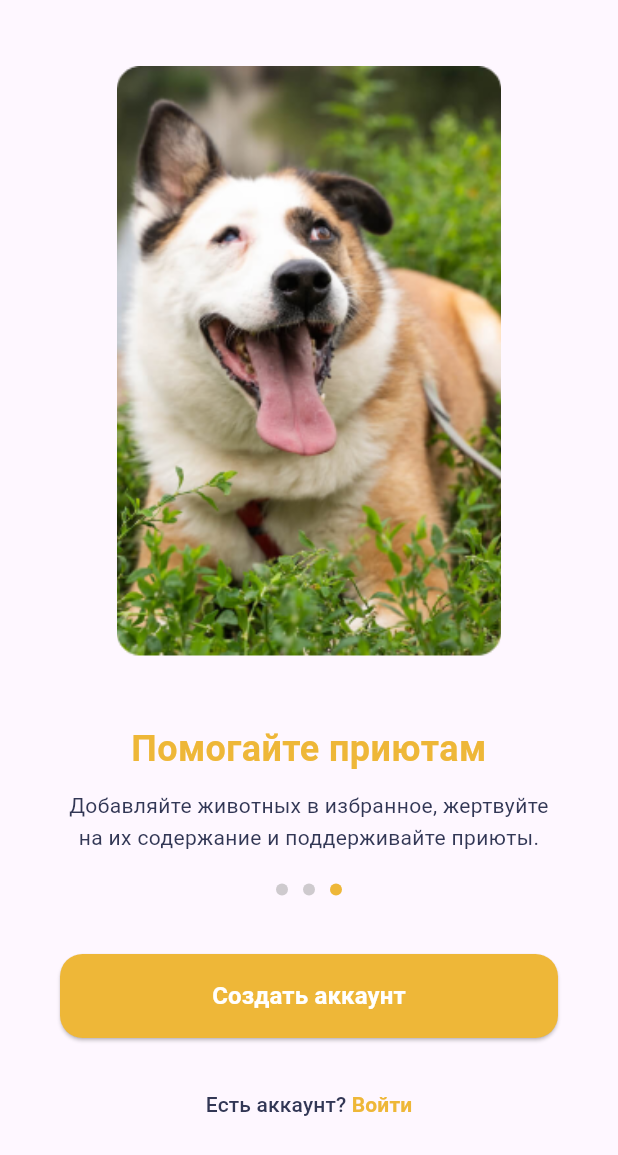
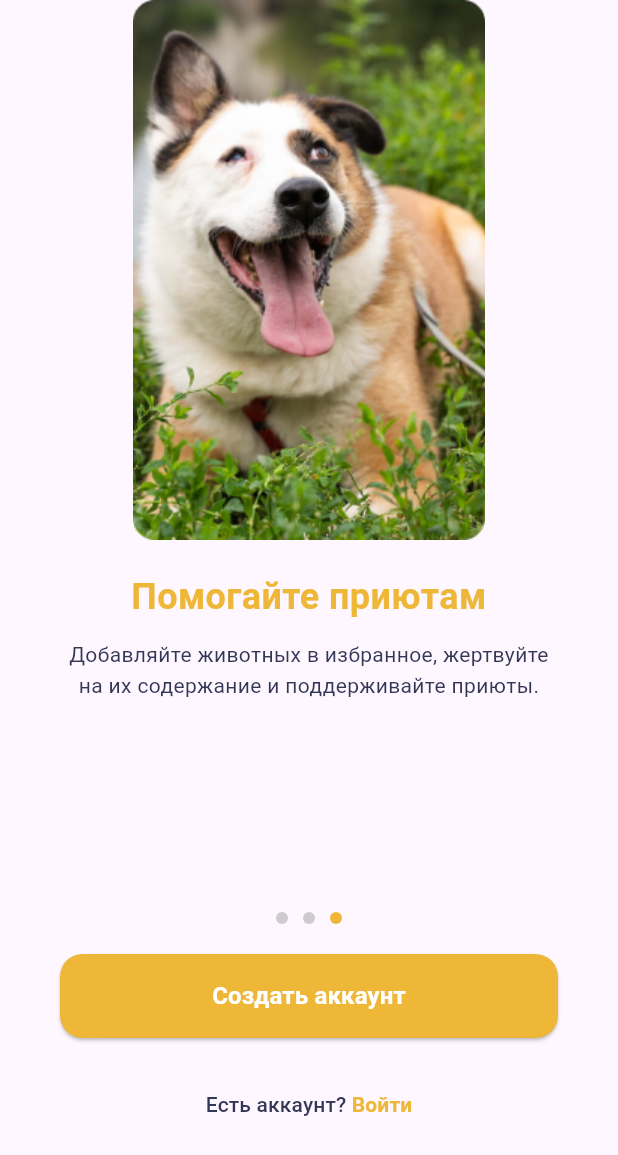
Before and after one commit to warja256/PawPick, a Flutter app: the screen it shows after launch, swiped to page 3, on a phone screen of 412 x 824 dp. Shown: the top 1155 px of the screen. Run offline on Flutter 3.47's test engine with Material 3 defaults, Android fonts, the phone set to English and light mode, and no system bars.

Commit message:
исправлен onboarding, разделён на 3 файла, исправлены отступы

```diff
--- a/lib/onboarding/onboarding.dart
+++ b/lib/onboarding/onboarding.dart
@@ -1,6 +1,9 @@
 import 'package:flutter/material.dart';
-import 'package:paw_pick/auth/sign_in.dart';
-import 'package:paw_pick/registration/registration_1.dart';
+import 'onboarding1.dart';
+import 'onboarding2.dart';
+import 'onboarding3.dart';
+import '../auth/sign_in.dart';
+import '../registration/registration_1.dart';
 
 class OnboardingScreen extends StatefulWidget {
   const OnboardingScreen({super.key});
@@ -10,28 +13,8 @@ class OnboardingScreen extends StatefulWidget {
 }
 
 class _OnboardingScreenState extends State<OnboardingScreen> {
-  // Индекс текущей страницы
   int currentPage = 0;
 
-  final List<String> titles = [
-    "Найдите своего питомца",
-    "Настройте поиск",
-    "Помогайте приютам"
-  ];
-
-  final List<String> bodies = [
-    "Листайте карточки и находите животных из приютов, которые ждут встречи с вами.",
-    "Выберите возраст, размер и другие параметры, чтобы быстрее найти идеального питомца.",
-    "Добавляйте животных в избранное, жертвуйте на их содержание и поддерживайте приюты."
-  ];
-
-  final List<String> images = [
-    'assets/dog1.png',
-    'assets/dog2.png',
-    'assets/dog3.png'
-  ];
-
-  // Контроллер для управления PageView
   final PageController _pageController = PageController();
 
   @override
@@ -39,91 +22,40 @@ class _OnboardingScreenState extends State<OnboardingScreen> {
     return Scaffold(
       body: SafeArea(
         child: GestureDetector(
-          // Detect horizontal drag
           onHorizontalDragUpdate: (details) {
-            if (details.primaryDelta! > 0) {
-              // Swipe right
-              if (currentPage > 0) {
+            if (details.primaryDelta! > 0 && currentPage > 0) {
               _pageController.previousPage(
                 duration: const Duration(milliseconds: 300),
                 curve: Curves.ease,
               );
-              }
-            } else if (details.primaryDelta! < 0) {
-              // Swipe left
-              if (currentPage < images.length - 1) {
+            } else if (details.primaryDelta! < 0 && currentPage < 2) {
               _pageController.nextPage(
                 duration: const Duration(milliseconds: 300),
                 curve: Curves.ease,
               );
             }
-            }
           },
           child: Column(
-            mainAxisAlignment: MainAxisAlignment.center,
             children: [
-              const Padding(padding: EdgeInsets.only(top: 44)),
               Expanded(
-                child: PageView.builder(
+                child: PageView(
                   controller: _pageController,
-                  itemCount: images.length,
                   onPageChanged: (index) {
                     setState(() {
                       currentPage = index;
                     });
                   },
-                  itemBuilder: (context, index) {
-                    return ClipRRect(
-                      borderRadius: BorderRadius.circular(15),
-                      child: SizedBox(
-                        height: 360,
-                        width: 235, // Фиксированная высота
-                        child: Image.asset(
-                          images[index],
-                          fit: BoxFit
-                              .contain, // Убедитесь, что изображение сохраняет пропорции
-                        ),
-                      ),
-                    );
-                  },
+                  children: const [
+                    Onboarding1(),
+                    Onboarding2(),
+                    Onboarding3(),
+                  ],
                 ),
               ),
               const SizedBox(height: 44),
-              Padding(
-                padding: const EdgeInsets.only(left: 0),
-                child: Column(
-                  children: [
-                    Text(
-                      titles[currentPage],
-                      style: const TextStyle(
-                        fontSize: 24.0,
-                        fontWeight: FontWeight.bold,
-                        color: Color(0xFFEEB738),
-                        height: 1.5,
-                      ),
-                      textAlign: TextAlign.center,
-                    ),
-                    const SizedBox(height: 10),
-                    Padding(
-                      padding: const EdgeInsets.only(left: 40, right: 40),
-                      child: Text(
-                        bodies[currentPage],
-                        style: const TextStyle(
-                          fontSize: 14.0,
-                          color: Color(0xFF323755),
-                          height: 1.5,
-                        ),
-                        textAlign: TextAlign.center,
-                      ),
-                    ),
-                  ],
-                ),
-              ),
-              Padding(
-                padding: const EdgeInsets.only(top: 20),
-                child: Row(
+              Row(
                 mainAxisAlignment: MainAxisAlignment.center,
-                  children: List.generate(images.length, (index) {
+                children: List.generate(3, (index) {
                   return AnimatedContainer(
                     duration: const Duration(milliseconds: 300),
                     margin: const EdgeInsets.symmetric(horizontal: 5.0),
@@ -138,15 +70,16 @@ class _OnboardingScreenState extends State<OnboardingScreen> {
                   );
                 }),
               ),
-              ),
               Padding(
-                padding: const EdgeInsets.only(top: 39, left: 40, right: 40),
+                padding:
+                    const EdgeInsets.symmetric(horizontal: 40, vertical: 20),
                 child: ElevatedButton(
                   onPressed: () {
                     Navigator.push(
                       context,
                       MaterialPageRoute(
-                          builder: (context) => const RegistrationScreen()),
+                        builder: (context) => const RegistrationScreen(),
+                      ),
                     );
                   },
                   style: ElevatedButton.styleFrom(
@@ -167,14 +100,11 @@ class _OnboardingScreenState extends State<OnboardingScreen> {
                   ),
                 ),
               ),
-              Padding(
-                padding: const EdgeInsets.only(top: 20, bottom: 64),
-                child: TextButton(
+              TextButton(
                 onPressed: () {
                   Navigator.push(
                     context,
-                      MaterialPageRoute(
-                          builder: (context) => const AuthScreen()),
+                    MaterialPageRoute(builder: (context) => const AuthScreen()),
                   );
                 },
                 child: const Text.rich(
@@ -182,9 +112,7 @@ class _OnboardingScreenState extends State<OnboardingScreen> {
                     children: [
                       TextSpan(
                         text: "Есть аккаунт? ",
-                          style: TextStyle(
-                            color: Color(0xFF323755),
-                          ),
+                        style: TextStyle(color: Color(0xFF323755)),
                       ),
                       TextSpan(
                         text: "Войти",
@@ -197,7 +125,7 @@ class _OnboardingScreenState extends State<OnboardingScreen> {
                   ),
                 ),
               ),
-              ),
+              const SizedBox(height: 64),
             ],
           ),
         ),
--- /dev/null
+++ b/lib/onboarding/onboarding3.dart
@@ -0,0 +1,43 @@
+import 'package:flutter/material.dart';
+
+class Onboarding3 extends StatelessWidget {
+  const Onboarding3({super.key});
+
+  @override
+  Widget build(BuildContext context) {
+    return Column(
+      children: [
+        Image.asset(
+          'assets/dog3.png',
+          height: 360,
+          width: 235,
+          fit: BoxFit.contain,
+        ),
+        const SizedBox(height: 20),
+        const Text(
+          "Помогайте приютам",
+          style: TextStyle(
+            fontSize: 24.0,
+            fontWeight: FontWeight.bold,
+            color: Color(0xFFEEB738),
+            height: 1.5,
+          ),
+          textAlign: TextAlign.center,
+        ),
+        const SizedBox(height: 10),
+        const Padding(
+          padding: EdgeInsets.symmetric(horizontal: 40),
+          child: Text(
+            "Добавляйте животных в избранное, жертвуйте на их содержание и поддерживайте приюты.",
+            style: TextStyle(
+              fontSize: 14.0,
+              color: Color(0xFF323755),
+              height: 1.5,
+            ),
+            textAlign: TextAlign.center,
+          ),
+        ),
+      ],
+    );
+  }
+}
```
Also changed, not shown: lib/onboarding/onboarding1.dart (added, +43 -0 lines), lib/onboarding/onboarding2.dart (added, +43 -0 lines). Lines whose indentation alone changed are shown as unchanged.
